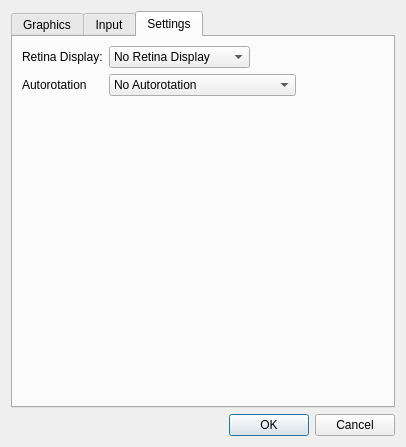
Before: the Qt Designer form ui/projectpropertiesdialog.ui in gideros/gideros, drawn with Qt 5.
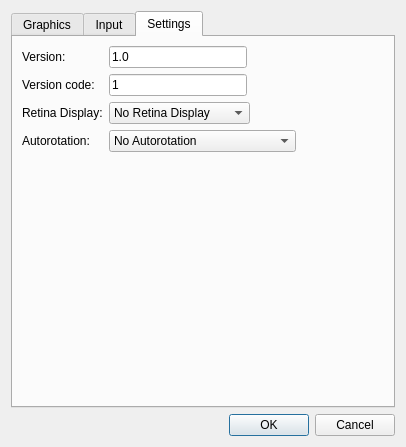
After: the same form once the commit is applied. The open tabs and pages were chosen to show the change.

Commit message: [studio] add version setting

```diff
--- a/ui/projectpropertiesdialog.ui
+++ b/ui/projectpropertiesdialog.ui
@@ -596,6 +596,26 @@
         <layout class="QHBoxLayout" name="horizontalLayout_8">
          <item>
           <layout class="QVBoxLayout" name="verticalLayout_5">
+           <item>
+            <widget class="QLabel" name="label_9">
+             <property name="toolTip">
+              <string>Defines the version of the app.</string>
+             </property>
+             <property name="text">
+              <string>Version:</string>
+             </property>
+            </widget>
+           </item>
+           <item>
+            <widget class="QLabel" name="label_9">
+             <property name="toolTip">
+              <string>Defines the integer version for Android.</string>
+             </property>
+             <property name="text">
+              <string>Version code:</string>
+             </property>
+            </widget>
+           </item>
            <item>
             <widget class="QLabel" name="label_7">
              <property name="toolTip">
@@ -617,7 +637,7 @@
 portrait or landscape.</string>
              </property>
              <property name="text">
-              <string>Autorotation</string>
+              <string>Autorotation:</string>
              </property>
             </widget>
            </item>
@@ -625,6 +645,54 @@
          </item>
          <item>
           <layout class="QVBoxLayout" name="verticalLayout_7">
+           <item>
+            <layout class="QHBoxLayout" name="horizontalLayout_6">
+             <item>
+              <widget class="QLineEdit" name="version">
+               <property name="text">
+                <string>1.0</string>
+               </property>
+              </widget>
+             </item>
+             <item>
+              <spacer name="horizontalSpacer_6">
+               <property name="orientation">
+                <enum>Qt::Horizontal</enum>
+               </property>
+               <property name="sizeHint" stdset="0">
+                <size>
+                 <width>40</width>
+                 <height>20</height>
+                </size>
+               </property>
+              </spacer>
+             </item>
+            </layout>
+           </item>
+           <item>
+            <layout class="QHBoxLayout" name="horizontalLayout_6">
+             <item>
+              <widget class="QLineEdit" name="version_code">
+               <property name="text">
+                <string>1</string>
+               </property>
+              </widget>
+             </item>
+             <item>
+              <spacer name="horizontalSpacer_6">
+               <property name="orientation">
+                <enum>Qt::Horizontal</enum>
+               </property>
+               <property name="sizeHint" stdset="0">
+                <size>
+                 <width>40</width>
+                 <height>20</height>
+                </size>
+               </property>
+              </spacer>
+             </item>
+            </layout>
+           </item>
            <item>
             <layout class="QHBoxLayout" name="horizontalLayout_6">
              <item>
```
The commit also changes 3 other files.
